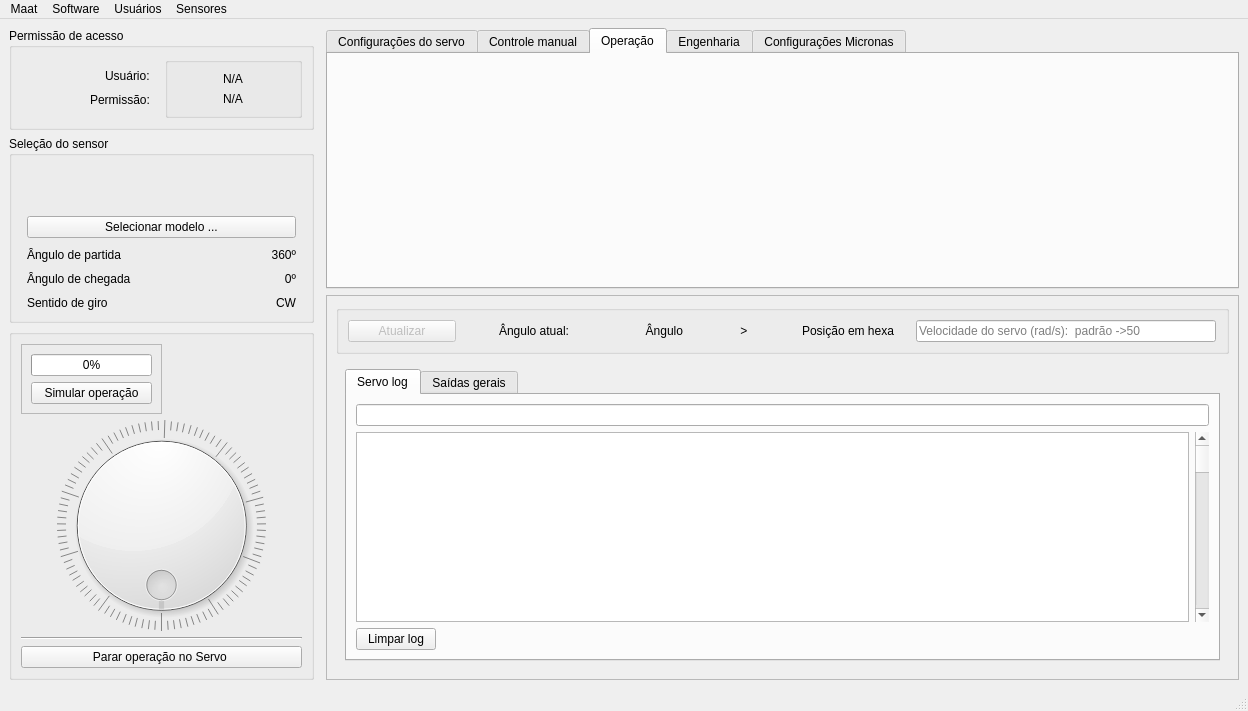
The window that mainwindow.ui (LucasDuarte026/QTMaat) describes before a commit, drawn with Qt 5.
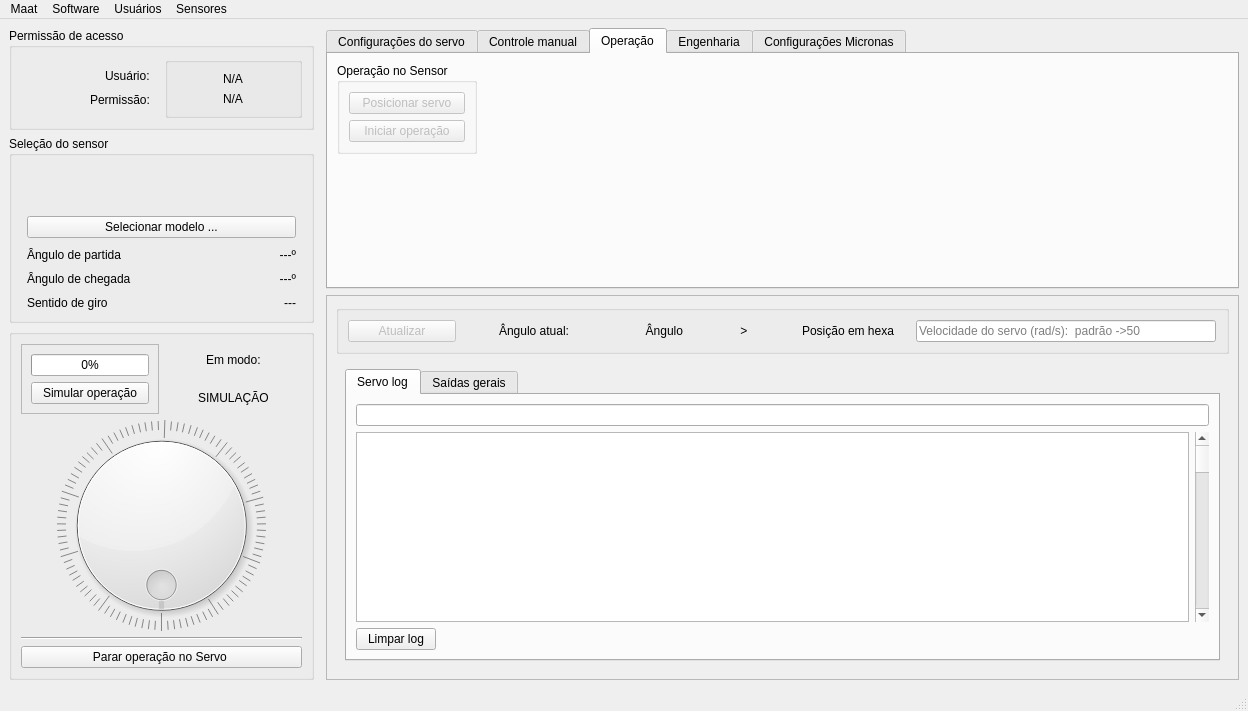
The same window after the commit. The open tabs and pages were chosen to show the change. Icons and pictures are not drawn.

Commit message: Versão final do controle completo do servo. patch de Operação implementada com dial e tela completamente responsivos com o trabalho

```diff
--- a/mainwindow.ui
+++ b/mainwindow.ui
@@ -160,7 +160,7 @@
                 <enum>Qt::LayoutDirection::LeftToRight</enum>
                </property>
                <property name="text">
-                <string>360º</string>
+                <string>---º</string>
                </property>
                <property name="alignment">
                 <set>Qt::AlignmentFlag::AlignRight|Qt::AlignmentFlag::AlignTrailing|Qt::AlignmentFlag::AlignVCenter</set>
@@ -190,7 +190,7 @@
                 <enum>Qt::LayoutDirection::LeftToRight</enum>
                </property>
                <property name="text">
-                <string>0º</string>
+                <string>---º</string>
                </property>
                <property name="alignment">
                 <set>Qt::AlignmentFlag::AlignRight|Qt::AlignmentFlag::AlignTrailing|Qt::AlignmentFlag::AlignVCenter</set>
@@ -220,7 +220,7 @@
                 <enum>Qt::LayoutDirection::LeftToRight</enum>
                </property>
                <property name="text">
-                <string>CW</string>
+                <string>---</string>
                </property>
                <property name="alignment">
                 <set>Qt::AlignmentFlag::AlignRight|Qt::AlignmentFlag::AlignTrailing|Qt::AlignmentFlag::AlignVCenter</set>
@@ -243,6 +243,18 @@
             <layout class="QHBoxLayout" name="horizontalLayout_5" stretch="0,0,0">
              <item>
               <widget class="QFrame" name="frame">
+               <property name="sizePolicy">
+                <sizepolicy hsizetype="Maximum" vsizetype="Preferred">
+                 <horstretch>0</horstretch>
+                 <verstretch>0</verstretch>
+                </sizepolicy>
+               </property>
+               <property name="maximumSize">
+                <size>
+                 <width>300</width>
+                 <height>16777215</height>
+                </size>
+               </property>
                <property name="frameShape">
                 <enum>QFrame::Shape::StyledPanel</enum>
                </property>
@@ -288,17 +300,22 @@
               </widget>
              </item>
              <item>
-              <spacer name="horizontalSpacer_2">
-               <property name="orientation">
-                <enum>Qt::Orientation::Horizontal</enum>
-               </property>
-               <property name="sizeHint" stdset="0">
-                <size>
-                 <width>40</width>
-                 <height>20</height>
-                </size>
-               </property>
-              </spacer>
+              <layout class="QVBoxLayout" name="verticalLayout_22">
+               <item alignment="Qt::AlignmentFlag::AlignHCenter">
+                <widget class="QLabel" name="operation_label">
+                 <property name="text">
+                  <string>Em modo:</string>
+                 </property>
+                </widget>
+               </item>
+               <item alignment="Qt::AlignmentFlag::AlignHCenter">
+                <widget class="QLabel" name="actualOperationMode_label">
+                 <property name="text">
+                  <string>SIMULAÇÃO</string>
+                 </property>
+                </widget>
+               </item>
+              </layout>
              </item>
              <item>
               <layout class="QVBoxLayout" name="verticalLayout"/>
@@ -662,6 +679,37 @@
          <attribute name="title">
           <string>Operação</string>
          </attribute>
+         <layout class="QFormLayout" name="formLayout">
+          <item row="0" column="0">
+           <widget class="QGroupBox" name="groupBox_2">
+            <property name="title">
+             <string>Operação no Sensor</string>
+            </property>
+            <layout class="QVBoxLayout" name="verticalLayout_21">
+             <item>
+              <widget class="QPushButton" name="prepare_operation">
+               <property name="enabled">
+                <bool>false</bool>
+               </property>
+               <property name="text">
+                <string>Posicionar servo</string>
+               </property>
+              </widget>
+             </item>
+             <item>
+              <widget class="QPushButton" name="start_operation">
+               <property name="enabled">
+                <bool>false</bool>
+               </property>
+               <property name="text">
+                <string>Iniciar operação</string>
+               </property>
+              </widget>
+             </item>
+            </layout>
+           </widget>
+          </item>
+         </layout>
         </widget>
         <widget class="QWidget" name="tab_3">
          <attribute name="title">
```
Left out of the diff: 11 changed lines with no effect on the pictures. The commit also changes 15 other files.
